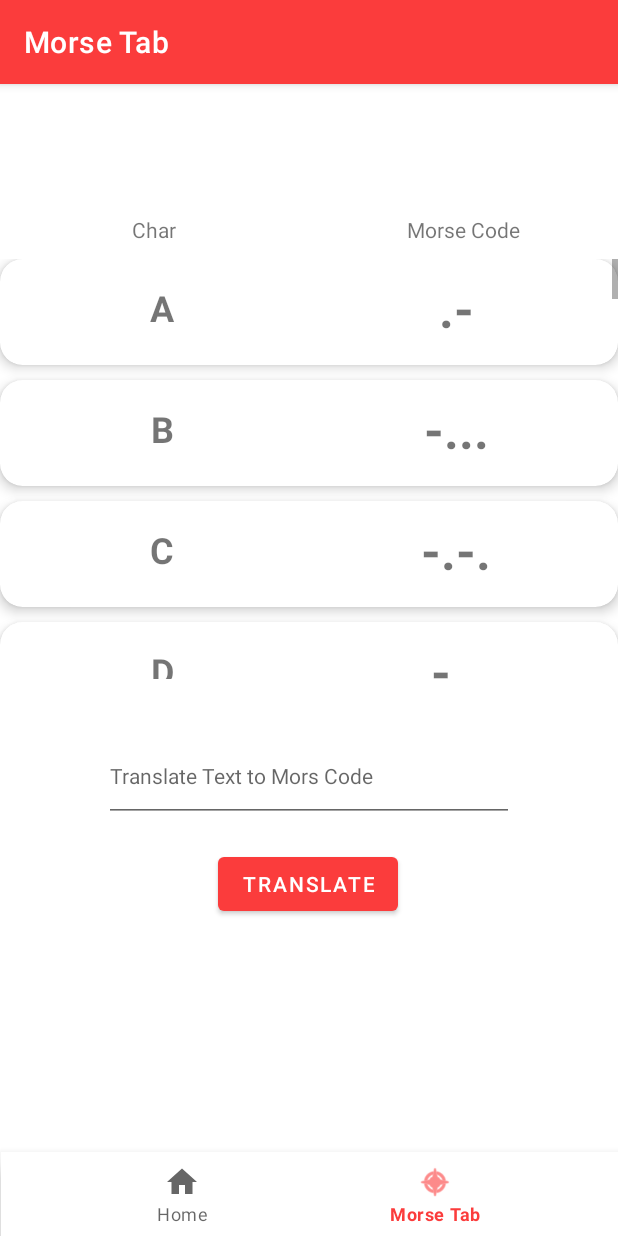
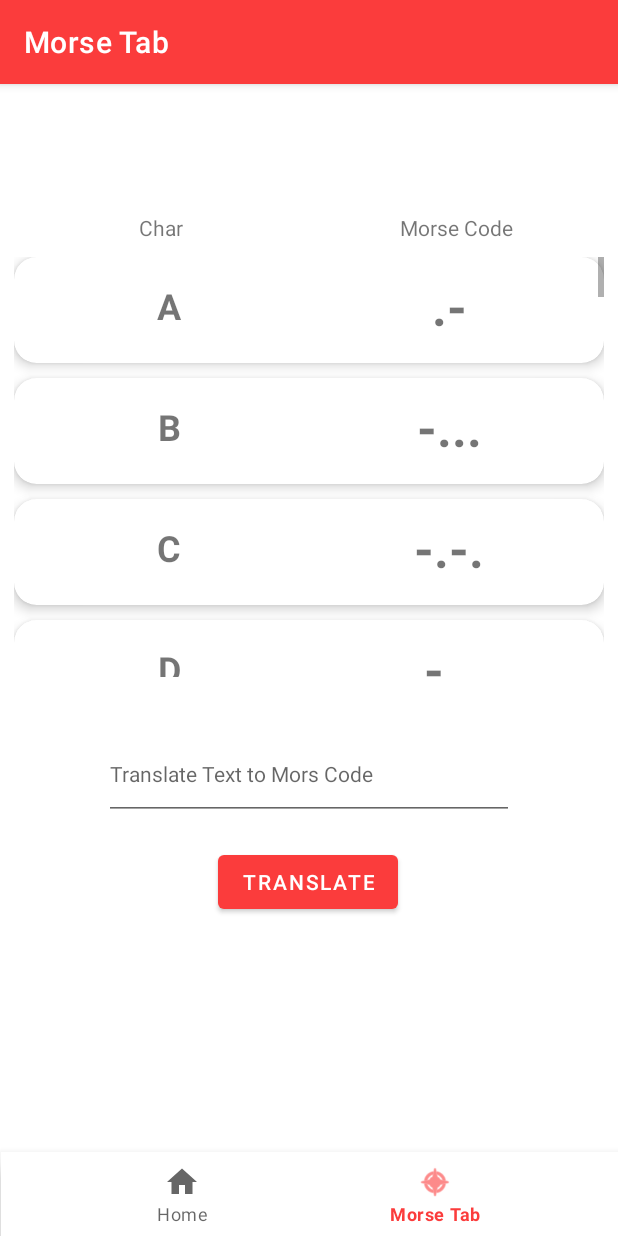
Before and after one commit to vcioffi/MorseCodeLight, an Android app: the DashboardFragment screen opened through its navigation route, on a phone screen of 412 x 824 dp. Run offline under Robolectric (Android 15) with nearby library versions, the phone set to English and light mode, and no system bars; our stand-ins replace navigation-ui; 1 statement that could not run was skipped.

Commit message:
Layout Adjustment and release

```diff
--- a/app/build.gradle
+++ b/app/build.gradle
@@ -10,8 +10,8 @@ android {
         applicationId "com.cioffi.morsecodelight"
         minSdk 21
         targetSdk 32
-        versionCode 1
-        versionName "1.0"
+        versionCode 3
+        versionName "2.1"
 
         testInstrumentationRunner "androidx.test.runner.AndroidJUnitRunner"
     }
--- a/app/src/main/res/layout/activity_main.xml
+++ b/app/src/main/res/layout/activity_main.xml
@@ -21,14 +21,16 @@
     <fragment
         android:id="@+id/nav_host_fragment_activity_main"
         android:name="androidx.navigation.fragment.NavHostFragment"
-        android:layout_width="0dp"
+        android:layout_width="393dp"
         android:layout_height="680dp"
+        android:layout_marginStart="30dp"
+        android:layout_marginTop="20dp"
+        android:layout_marginEnd="30dp"
         app:defaultNavHost="true"
         app:layout_constraintBottom_toTopOf="@+id/nav_view"
         app:layout_constraintEnd_toEndOf="parent"
         app:layout_constraintStart_toStartOf="parent"
         app:layout_constraintTop_toTopOf="parent"
-        app:layout_constraintVertical_bias="1.0"
         app:navGraph="@navigation/mobile_navigation" />
 
 
--- a/app/src/main/res/layout/fragment_dashboard.xml
+++ b/app/src/main/res/layout/fragment_dashboard.xml
@@ -10,7 +10,7 @@
         android:id="@+id/linearLayout"
         android:layout_width="match_parent"
         android:layout_height="19dp"
-        android:layout_marginTop="55dp"
+        android:layout_marginTop="60dp"
         android:orientation="horizontal"
         android:weightSum="2"
         app:layout_constraintEnd_toEndOf="parent"
@@ -99,10 +99,9 @@
                 android:id="@+id/txtTranslatedText"
                 android:layout_width="match_parent"
                 android:layout_height="wrap_content"
-                android:paddingStart="20dp"
-                android:paddingLeft="20dp"
-                android:paddingRight="20dp"
-                android:paddingBottom="20dp"
+                android:paddingStart="50dp"
+                android:paddingRight="50dp"
+                android:paddingBottom="50dp"
                 android:scrollbars="vertical"
                 android:text="                                 "
                 android:textSize="24sp" />
```
Also changed, not shown: 1 other file.
